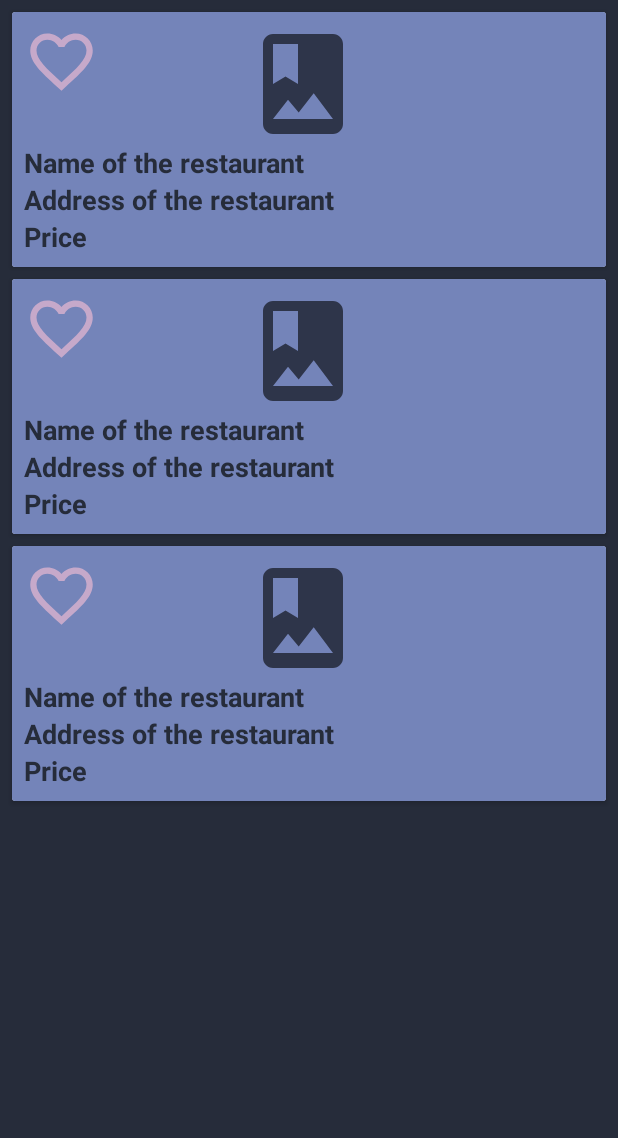
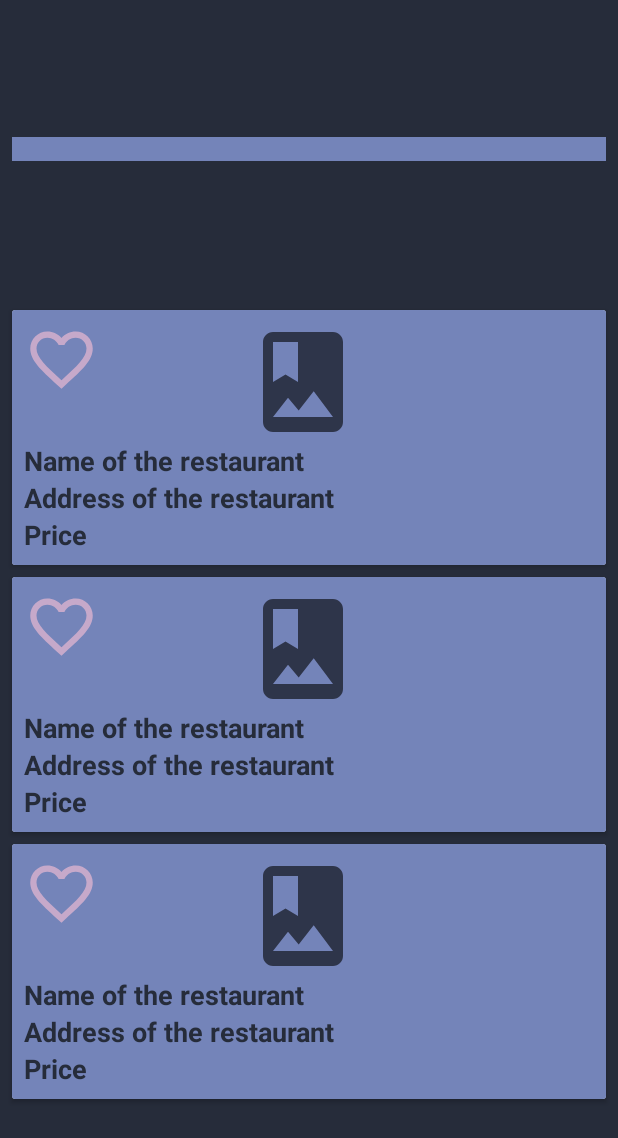
Before and after one commit to Reasz/AndroidProject, an Android app: the layout fragment_main_screen.xml on its own in the app's theme, with its tools: preview values and no code run, on a phone screen of 412 x 824 dp. Shown: the top 1138 px of the screen. Run offline under Robolectric (Android 15) with nearby library versions, the phone set to English and light mode, and no system bars; network calls fail.

Commit message:
RestaurantApi.kt, MainScreenFragment.kt, Repository.kt, RestaurantAdapter.kt, RestaurantViewModel.kt, fragment_main_screen.xml, city_list.xml files updated, cities defined in city_list.xml are selectable from a spinner and displayed inside the main recycler view
restaurant_item.xml updated, favorite icon added
LoginFragment.kt updated

Favorite.kt, FavoritesDao.kt, FavoritesDatabase.kt, FavoritesRepository.kt, FavoritesViewModel.kt, User.kt, UserAndFavorites.kt files updated, favorites management beginnings

```diff
--- a/app/src/main/java/com/example/foodproject/data/User.kt
+++ b/app/src/main/java/com/example/foodproject/data/User.kt
@@ -11,5 +11,6 @@ data class User (
     val address: String,
     val phoneNumber:String,
     val emailAddress:String,
-    val password: String
+    val password: String,
+    var favorites: String = ""
 )
--- a/app/src/main/java/com/example/foodproject/frg/LoginFragment.kt
+++ b/app/src/main/java/com/example/foodproject/frg/LoginFragment.kt
@@ -7,6 +7,7 @@ import android.view.View
 import android.view.ViewGroup
 import android.widget.Button
 import android.widget.EditText
+import android.widget.Toast
 import androidx.lifecycle.Observer
 import androidx.lifecycle.ViewModelProvider
 import androidx.navigation.Navigation
@@ -47,16 +48,21 @@ class LoginFragment : Fragment() {
                     passwordEditText.error = "Password required"
                 }
                 else -> {
+                    var found = false
                     mUserViewModel = ViewModelProvider(this).get(UserViewModel::class.java)
                     mUserViewModel.readAllData.observe(viewLifecycleOwner, Observer { user ->
                         user.forEach{
                             if (it.userName == usernameText && it.password == passwordText) {
                                 userID = it.id
+                                found = true
                                 Navigation.findNavController(view)
                                     .navigate(R.id.action_loginFragment_to_mainScreenFragment2)
                             }
                         }
                     })
+                    if (!found) {
+                        Toast.makeText(requireContext(), "Wrong username or password", Toast.LENGTH_SHORT).show()
+                    }
                 }
             }
         }
--- a/app/src/main/res/layout/fragment_main_screen.xml
+++ b/app/src/main/res/layout/fragment_main_screen.xml
@@ -1,17 +1,36 @@
 <?xml version="1.0" encoding="utf-8"?>
-<FrameLayout xmlns:android="http://schemas.android.com/apk/res/android"
+<androidx.constraintlayout.widget.ConstraintLayout xmlns:android="http://schemas.android.com/apk/res/android"
+    xmlns:app="http://schemas.android.com/apk/res-auto"
     xmlns:tools="http://schemas.android.com/tools"
     android:layout_width="match_parent"
     android:layout_height="match_parent"
-    tools:context=".frg.MainScreenFragment"
-    android:background="@color/colorBackground">
+    android:background="@color/colorBackground"
+    tools:context=".frg.MainScreenFragment">
+
+    <Spinner
+        android:id="@+id/spinner"
+        android:layout_width="match_parent"
+        android:layout_height="wrap_content"
+        app:layout_constraintBottom_toTopOf="@id/mainRecyclerView"
+        app:layout_constraintEnd_toEndOf="parent"
+        app:layout_constraintStart_toStartOf="parent"
+        app:layout_constraintTop_toTopOf="parent"
+        android:popupBackground="@color/colorPrimaryDark"
+        android:background="@color/colorAccentDark"
+       android:padding="8dp"
+        android:layout_margin="8dp"/>
 
     <androidx.recyclerview.widget.RecyclerView
         android:id="@+id/mainRecyclerView"
+        android:layout_width="match_parent"
+        android:layout_height="wrap_content"
+        android:clipToPadding="false"
         android:padding="4dp"
-        android:clipToPadding="false"
-        android:layout_width="match_parent"
-        android:layout_height="match_parent"
-        tools:listitem="@layout/restaurant_item"/>
+        app:layout_constraintBottom_toBottomOf="parent"
+        app:layout_constraintEnd_toEndOf="parent"
+        app:layout_constraintHeight_max="550dp"
+        app:layout_constraintStart_toStartOf="parent"
+        app:layout_constraintTop_toBottomOf="@id/spinner"
+        tools:listitem="@layout/restaurant_item" />
 
-</FrameLayout>
+</androidx.constraintlayout.widget.ConstraintLayout>
--- a/app/src/main/res/layout/restaurant_item.xml
+++ b/app/src/main/res/layout/restaurant_item.xml
@@ -53,11 +53,20 @@
             android:textStyle="bold" />
 
         <ImageView
-            android:id="@+id/favorite_icon"
+            android:id="@+id/favorite_icon_border"
             android:layout_width="50dp"
             android:layout_height="50dp"
             android:contentDescription="@string/favorite_icon"
-            android:src="@drawable/ic_favorite_border" />
+            android:src="@drawable/ic_favorite_border"
+            android:visibility="visible"/>
+
+        <ImageView
+            android:id="@+id/favorite_icon_filled"
+            android:layout_width="50dp"
+            android:layout_height="50dp"
+            android:contentDescription="@string/favorite_icon"
+            android:src="@drawable/ic_favorite"
+            android:visibility="invisible"/>
 
     </RelativeLayout>
 </androidx.cardview.widget.CardView>
```
Also changed, not shown: app/src/main/java/com/example/foodproject/RestaurantAdapter.kt (+59 -17 lines), app/src/main/java/com/example/foodproject/RestaurantViewModel.kt (+9 -24 lines), app/src/main/java/com/example/foodproject/api/RestaurantApi.kt (+5 -13 lines), app/src/main/java/com/example/foodproject/data/Favorite.kt (added, +11 -0 lines), app/src/main/java/com/example/foodproject/data/FavoritesDao.kt (added, +14 -0 lines), app/src/main/java/com/example/foodproject/data/FavoritesDatabase.kt (added, +34 -0 lines), app/src/main/java/com/example/foodproject/data/FavoritesRepository.kt (added, +12 -0 lines), app/src/main/java/com/example/foodproject/data/FavoritesViewModel.kt (added, +28 -0 lines), app/src/main/java/com/example/foodproject/data/Restaurant.kt (deleted, +0 -15 lines), app/src/main/java/com/example/foodproject/data/RestaurantDao.kt (deleted, +0 -10 lines), app/src/main/java/com/example/foodproject/data/UserAndFavorites.kt (added, +13 -0 lines), app/src/main/java/com/example/foodproject/frg/MainScreenFragment.kt (+52 -13 lines), app/src/main/java/com/example/foodproject/repository/Repository.kt (+4 -12 lines), app/src/main/res/values/city_list.xml (added, +12 -0 lines).
